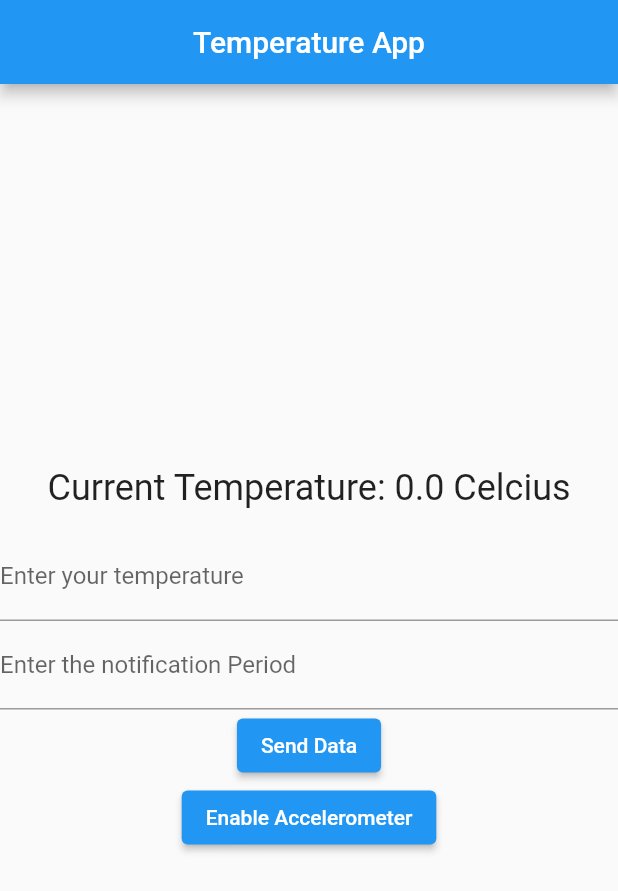
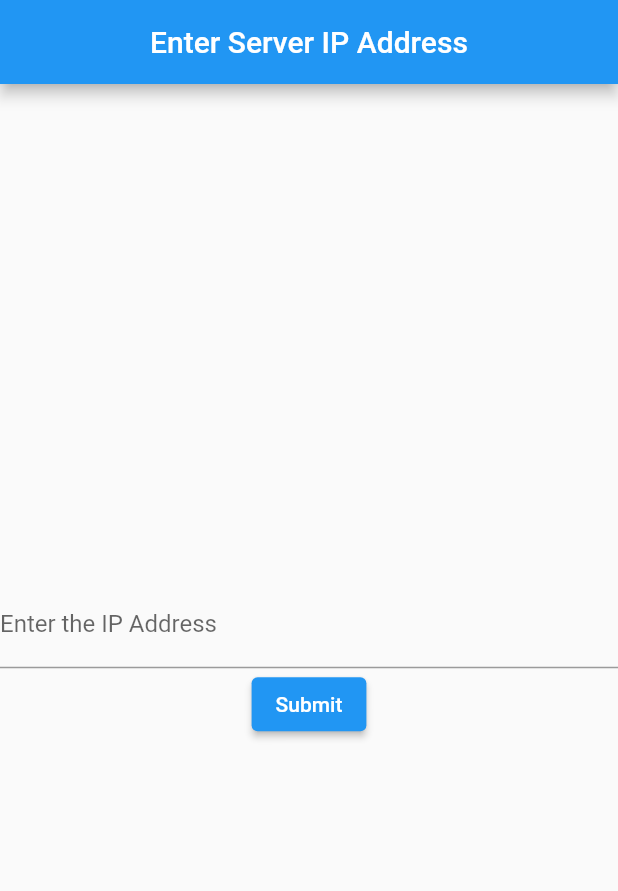
Before and after one commit to HAMMAD88/temperature-flutter, a Flutter app: the screen it shows after launch, on a phone screen of 412 x 824 dp. Shown: the top 891 px of the screen. Run offline on Flutter 3.47's test engine with Material 2 defaults, Android fonts, the phone set to English and light mode, and no system bars; our stand-ins replace sensors, vibration.

Commit message:
added the textbox to add Ip address

```diff
--- a/lib/main.dart
+++ b/lib/main.dart
@@ -21,13 +21,64 @@ class MyApp extends StatelessWidget {
       theme: ThemeData(
         primarySwatch: Colors.blue,
       ),
-      home: TemperaturePage(),
+      home: const IpAddressPage(),
+    );
+  }
+}
+class IpAddressPage extends StatefulWidget {
+  const IpAddressPage({Key? key}) : super(key: key);
+
+  @override
+  _IpAddressPageState createState() => _IpAddressPageState();
+}
+
+class _IpAddressPageState extends State<IpAddressPage> {
+  TextEditingController _ipAddressController = TextEditingController();
+
+  void _submitIpAddress() {
+    final ipAddress = _ipAddressController.text.trim();
+    if (ipAddress.isNotEmpty) {
+      Navigator.of(context).push(
+        MaterialPageRoute(
+          builder: (context) => TemperaturePage(ipAddress: ipAddress),
+        ),
+      );
+    }
+  }
+
+  @override
+  Widget build(BuildContext context) {
+    return Scaffold(
+      appBar: AppBar(
+        title: const Text('Enter Server IP Address'),
+        centerTitle: true,
+      ),
+      body: Center(
+        child: Column(
+          mainAxisAlignment: MainAxisAlignment.center,
+          children: <Widget>[
+            TextField(
+              controller: _ipAddressController,
+              keyboardType: TextInputType.text,
+              decoration: const InputDecoration(
+                labelText: 'Enter the IP Address',
+              ),
+            ),
+            ElevatedButton(
+              onPressed: _submitIpAddress,
+              child: const Text('Submit'),
+            ),
+          ],
+        ),
+      ),
     );
   }
 }
 
+
 class TemperaturePage extends StatefulWidget {
-   TemperaturePage({Key? key}) : super(key: key);
+  final String ipAddress;
+  TemperaturePage({Key? key,required this.ipAddress}) : super(key: key);
   bool _isEnabled = false;
   @override
   _TemperaturePageState createState() => _TemperaturePageState();
@@ -70,7 +121,7 @@ class _TemperaturePageState extends State<TemperaturePage> {
   Future<void> _fetchTemperature() async {
     try {
       final response = await _client.get(Uri.parse(
-          'http://192.168.143.137:8000/api/settings/'));
+          'http://${widget.ipAddress}:8000/api/settings/'));
       final json = jsonDecode(response.body);
       final temperature = json['temp'];
       print('Temperature: $temperature');
@@ -78,7 +129,7 @@ class _TemperaturePageState extends State<TemperaturePage> {
         // _temperature = temperature.toString();
         double beta = double.parse(temperature);
         _temp = beta;
-        if (beta > 100){
+        if (beta > 25){
           Vibration.vibrate(duration: 1000);
         }
       });
@@ -146,7 +197,7 @@ class _TemperaturePageState extends State<TemperaturePage> {
        double alpha = (t +_temp);
       String a = (alpha).toStringAsFixed(2);
       final response = await _client.post(
-        Uri.parse('http://192.168.143.137:8000/api/settings/'),
+        Uri.parse('http://${widget.ipAddress}:8000/api/settings/'),
         body: jsonEncode(<String, dynamic>{
           'temp': a,
           'notify_period':1
@@ -189,11 +240,12 @@ class _TemperaturePageState extends State<TemperaturePage> {
       double charlie = double.parse(notifyperiod);
       final response = await _client.post(
 
-        Uri.parse('http://192.168.143.137:8000/api/settings/'),
+        Uri.parse('http://${widget.ipAddress}:8000/api/settings/'),
         body: jsonEncode(<String, dynamic>{
           'temp': beta,
           'notify_period':charlie
         }),
+
         headers: <String, String>{
           'Content-Type': 'application/json; charset=UTF-8',
         },
```
